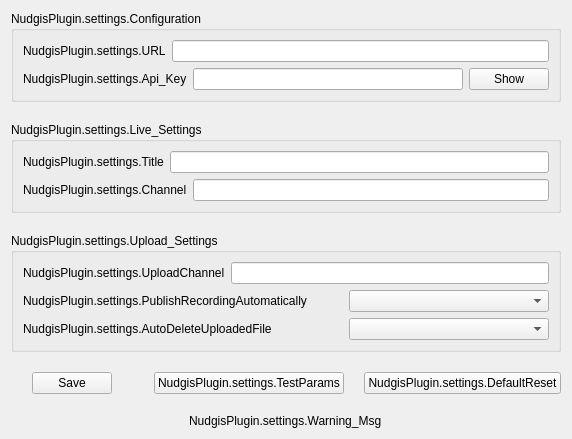
Before: the Qt Designer form src/settings.ui in UbiCastTeam/nudgis-obs-plugin, drawn with Qt 5.
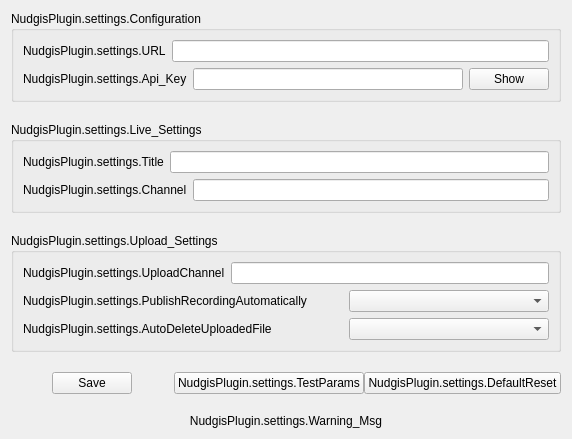
After: the same form once the commit is applied.

Commit message: settings.ui: fix wrap issue on warning area

Diff of the .ui file:
```diff
--- a/src/settings.ui
+++ b/src/settings.ui
@@ -6,21 +6,21 @@
    <rect>
     <x>0</x>
     <y>0</y>
-    <width>506</width>
+    <width>601</width>
     <height>513</height>
    </rect>
   </property>
   <property name="windowTitle">
    <string>NudgisPlugin.settings.WindowTitle</string>
   </property>
-  <layout class="QVBoxLayout" name="verticalLayout_settings">
-   <property name="spacing">
-    <number>20</number>
-   </property>
+  <layout class="QGridLayout" name="gridLayout">
    <property name="sizeConstraint">
     <enum>QLayout::SetFixedSize</enum>
    </property>
-   <item>
+   <property name="verticalSpacing">
+    <number>20</number>
+   </property>
+   <item row="0" column="0">
     <widget class="QGroupBox" name="groupBox_configuration">
      <property name="title">
       <string>NudgisPlugin.settings.Configuration</string>
@@ -249,7 +249,7 @@
      </layout>
     </widget>
    </item>
-   <item>
+   <item row="3" column="0">
     <layout class="QHBoxLayout" name="horizontalLayout_btn">
      <item alignment="Qt::AlignHCenter">
       <widget class="QPushButton" name="btn_saveSettings">
@@ -283,15 +283,15 @@
      </item>
     </layout>
    </item>
-   <item>
+   <item row="4" column="0">
     <layout class="QHBoxLayout" name="horizontalLayout_warning">
-     <item alignment="Qt::AlignHCenter">
+     <item>
       <widget class="QLabel" name="label_warning">
        <property name="text">
         <string>NudgisPlugin.settings.Warning_Msg</string>
        </property>
        <property name="alignment">
-        <set>Qt::AlignJustify|Qt::AlignVCenter</set>
+        <set>Qt::AlignCenter</set>
        </property>
        <property name="wordWrap">
         <bool>true</bool>
```
Left out of the diff: 4 changed lines with no effect on the pictures.
